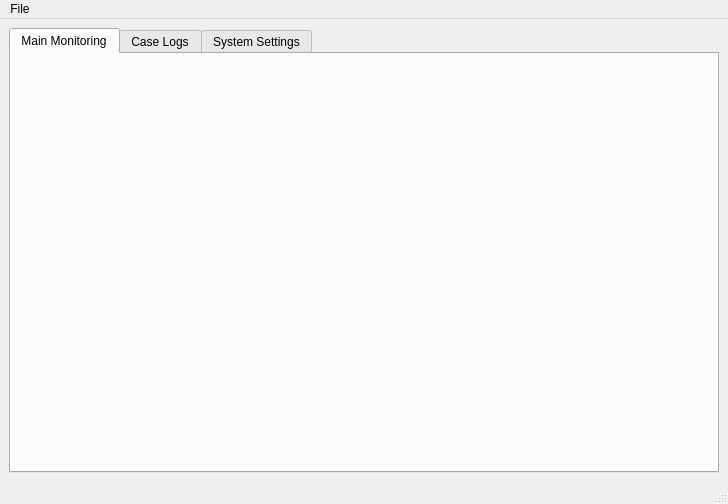
Qt form gui/ui/main_window2.ui (addinedu-ros-9th/deeplearning-repo-1) before a commit.
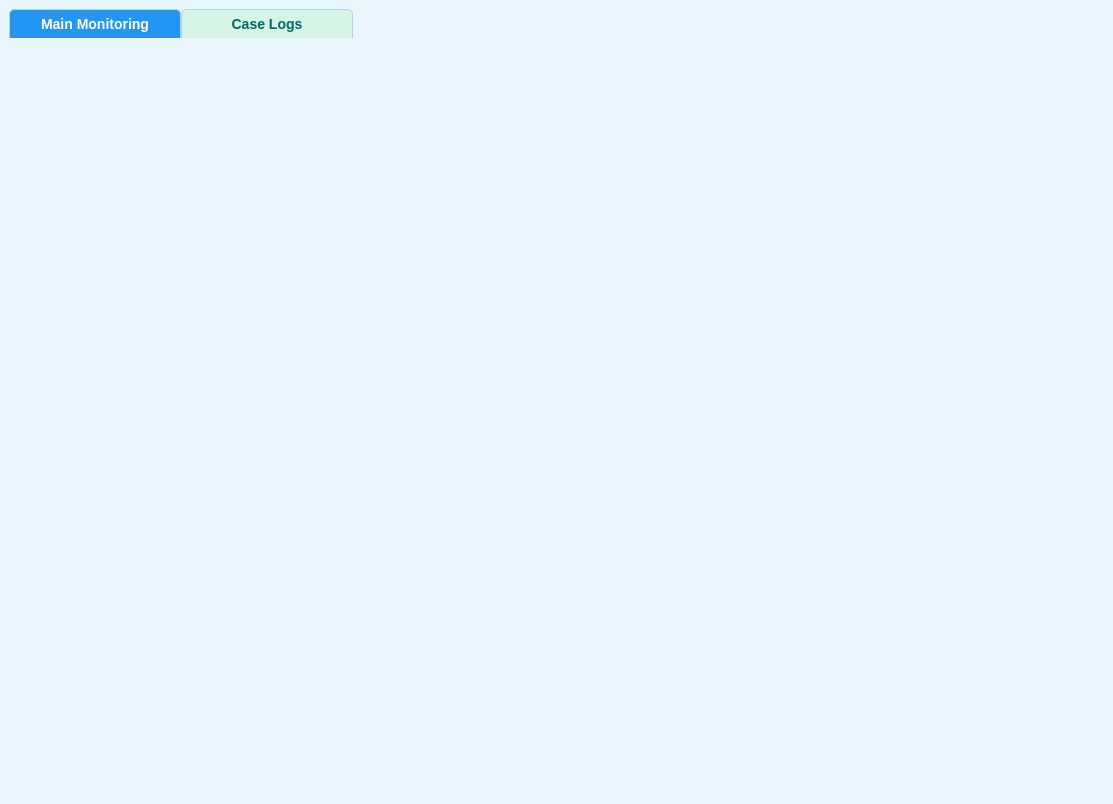
The same form after that commit. The open tabs and pages were chosen to show the change.

```diff
--- a/gui/ui/main_window2.ui
+++ b/gui/ui/main_window2.ui
@@ -6,21 +6,158 @@
    <rect>
     <x>0</x>
     <y>0</y>
-    <width>728</width>
-    <height>504</height>
+    <width>1113</width>
+    <height>804</height>
    </rect>
   </property>
   <property name="windowTitle">
    <string>MainWindow</string>
   </property>
+  <property name="styleSheet">
+   <string notr="true">/* 전체 배경 및 폰트 */
+QWidget {
+    background-color: #e9f6fe;
+    font-family: &quot;Segoe UI&quot;, &quot;맑은 고딕&quot;, sans-serif;
+    font-size: 14px;
+    color: #222;
+}
+
+/* 탭 스타일 */
+QTabWidget::pane {
+    border: none;
+    background-color: #e9f6fe;
+}
+
+QTabBar::tab {
+    background: #d4f4e6;  /* 비활성 탭: 연한 녹색 */
+    border: 1px solid #aad4f5;
+    border-bottom: none;
+    padding: 6px 20px;
+    min-width: 130px;
+    font-weight: bold;
+    color: #006666;
+    text-align: center;
+    border-top-left-radius: 5px;
+    border-top-right-radius: 5px;
+}
+QTabBar::tab:selected {
+    background: #2196f3;  /* 활성 탭: 진한 파랑 */
+    color: white;
+}
+
+/* 그룹박스 스타일 */
+QGroupBox {
+    border: 1px solid #cce7f6;
+    border-radius: 5px;
+    font-weight: bold;
+    color: #005b99;
+}
+QGroupBox::title {
+    subcontrol-origin: margin;
+    subcontrol-position: top left;
+    padding: 0 4px;
+}
+
+/* 라벨 */
+QLabel {
+    font-size: 14px;
+    color: #222;
+}
+#robot_location, #robot_status, #detections {
+    font-weight: bold;
+    background-color: transparent;
+}
+#label_user_name {
+    font-weight: bold;
+    border: none;
+    font-size: 18px;
+}
+#live_feed_label, #map_display_label, #detection_image {
+    border: 1px solid #b3d9ff;
+    border-radius: 6px;
+}
+
+/* 로그 출력 박스 */
+#textEdit_log_box {
+    background-color: white;
+}
+
+/* 버튼 */
+QPushButton {
+    background-color: #4db8ff;
+    color: white;
+    border: none;
+    border-radius: 5px;
+    padding: 6px 12px;
+    font-weight: bold;
+}
+QPushButton:hover {
+    background-color: #33aaff;
+}
+QPushButton:pressed {
+    background-color: #2196f3;
+}
+
+/* 콤보박스 */
+QComboBox {
+    background-color: white;
+    border: 1px solid #aad4f5;
+    border-radius: 4px;
+    padding: 4px;
+    min-width: 90px;
+}
+
+/* 날짜/시간 선택기 */
+QDateTimeEdit {
+    background-color: white;
+    border: 1px solid #aad4f5;
+    border-radius: 4px;
+    padding: 4px;
+}
+
+/* 테이블 */
+QTableWidget {
+    background-color: white;
+    border: 1px solid #aad4f5;
+    gridline-color: #aad4f5;
+}
+QHeaderView::section {
+    background-color: #d0eafc;
+    font-weight: bold;
+    padding: 6px;
+    border: 1px solid #aad4f5;
+}
+
+/* 슬라이더 */
+QSlider::groove:horizontal {
+    height: 6px;
+    background: #cce7f6;
+    border-radius: 3px;
+}
+QSlider::handle:horizontal {
+    background: #4db8ff;
+    width: 12px;
+    border-radius: 6px;
+}
+</string>
+  </property>
   <widget class="QWidget" name="centralwidget">
+   <property name="styleSheet">
+    <string notr="true"/>
+   </property>
    <layout class="QVBoxLayout" name="verticalLayout_on_centralwidget">
     <item>
      <widget class="QTabWidget" name="tabWidget">
+      <property name="styleSheet">
+       <string notr="true"/>
+      </property>
       <property name="currentIndex">
        <number>1</number>
       </property>
       <widget class="QWidget" name="main_tab">
+       <property name="styleSheet">
+        <string notr="true"/>
+       </property>
        <attribute name="title">
         <string>Main Monitoring</string>
        </attribute>
@@ -32,34 +169,10 @@
        </attribute>
        <layout class="QVBoxLayout" name="verticalLayout_on_manage_tab"/>
       </widget>
-      <widget class="QWidget" name="system_tab">
-       <attribute name="title">
-        <string>System Settings</string>
-       </attribute>
-       <layout class="QVBoxLayout" name="verticalLayout_2"/>
-      </widget>
      </widget>
     </item>
    </layout>
   </widget>
-  <widget class="QMenuBar" name="menubar">
-   <property name="geometry">
-    <rect>
-     <x>0</x>
-     <y>0</y>
-     <width>728</width>
-     <height>24</height>
-    </rect>
-   </property>
-   <widget class="QMenu" name="menu">
-    <property name="title">
-     <string>File</string>
-    </property>
-    <addaction name="actionExit"/>
-   </widget>
-   <addaction name="menu"/>
-  </widget>
-  <widget class="QStatusBar" name="statusbar"/>
   <action name="actionExit">
    <property name="text">
     <string>Exit</string>
```
Left out of the diff: 5 changed lines with no effect on the pictures.
